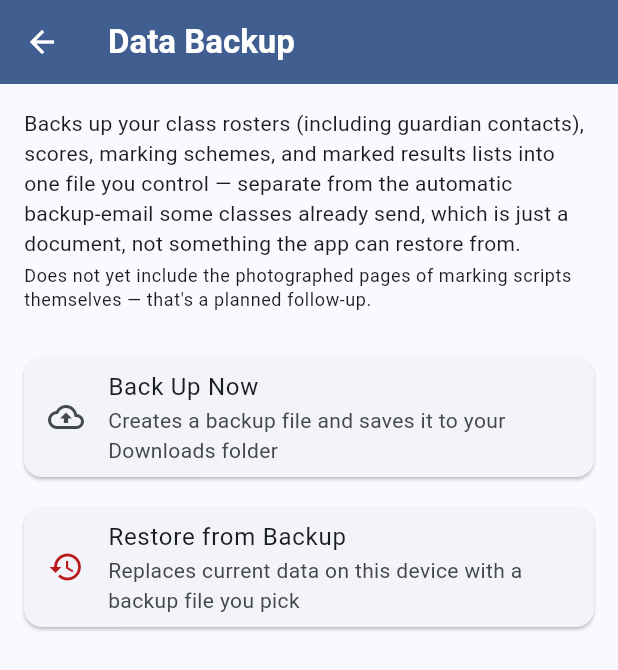
After one commit to kampmapa1-design/zambian-curriculum-app, a Flutter app: the DataBackupScreen screen opened directly, on a phone screen of 412 x 824 dp. The commit adds this screen. Shown: the top 670 px of the screen. Run offline on Flutter 3.47's test engine with Material 3 defaults, Android fonts, the phone set to English and light mode, and no system bars; our stand-ins replace cloud_firestore, cloud_functions, connectivity_plus, file_picker, firebase_auth, firebase_core and 4 more; missing offline and left inert: document_camera_frame, file_saver, pdf_manipulator, syncfusion_flutter_pdf; accounts and stored records are empty; project files that could hold a hidden picture were left out.

Commit message:
Add real Roster/Marking data backup and restore (Stage 1: metadata + scores, not photos yet)
New DataBackupService — the actual "Data Backup" the user asked for, distinct
from ReportClassBackupService's existing opportunistic backup-email (that
only sends a human-readable Broad Mark Sheet document, not restorable, and
never touches Chief Marker data at all). Bundles into one shareable .zip:

  - Report Form Pipeline SQLite rows: report_classes, report_learners
    (incl. guardian contacts), report_subjects, report_scores -- restored
    as exact rows, not a document, preserving every foreign-key
    relationship (including composite-subject self-references) via a
    verified PRAGMA foreign_keys OFF/ON around the restore transaction.
  - Every on-device JSON sidecar: marking scripts catalog, marking schemes
    catalog, marked results lists, roster-upload-session state,
    subject-teacher names, pending marking-key draft.

Deliberately NOT included yet (a real Stage 2, not forgotten): the actual
photographed pages of marking scripts -- those are separate image files
that can add up to a lot of data across many scripts; a first working
backup shouldn't wait on bundling them.

New DataBackupScreen, reachable from Settings -> "Data Backup": "Back Up
Now" saves a timestamped zip to Downloads (falling back to the share
sheet on older Android, same pattern as every other generated document in
this app); "Restore from Backup" reads a picked zip's manifest first,
shows exactly what it contains, and requires an explicit "Replace Current
Data" confirmation before doing anything -- restore is a full replace, not
a merge, by design.

Verified the SQL restore semantics for real (not just flutter analyze) via
a from-scratch SQLite replica, including the one genuinely risky case: an
adversarial row order where a composite subject's own row comes before
the two real subjects it references -- restores correctly regardless
because FKs are off for the duration of the restore transaction, are
correctly re-enabled immediately after (confirmed a bad insert fails
again), and a restored table's AUTOINCREMENT correctly continues past the
highest restored id with no collision risk for anything added afterward.

flutter analyze: clean (same 4 known pre-existing infos). flutter test:
77/77 passing.

```diff
--- /dev/null
+++ b/lib/screens/data_backup_screen.dart
@@ -0,0 +1,193 @@
+import 'dart:io';
+
+import 'package:file_picker/file_picker.dart';
+import 'package:flutter/material.dart';
+import 'package:share_plus/share_plus.dart';
+
+import '../services/data_backup_service.dart';
+import '../services/device_downloads_service.dart';
+
+/// "Data Backup" (2026-09-05, per explicit request) — a real, restorable
+/// backup of Roster and Marking data, distinct from
+/// [ReportClassBackupService]'s existing opportunistic backup-email (a
+/// human-readable document, not restorable, and Chief Marker data isn't in
+/// it at all). See [DataBackupService]'s own doc comment for exactly
+/// what's covered and what's deliberately left for a Stage 2 (script
+/// photos).
+class DataBackupScreen extends StatefulWidget {
+  const DataBackupScreen({super.key, this.backupService, this.downloadsService});
+
+  final DataBackupService? backupService;
+  final DeviceDownloadsService? downloadsService;
+
+  @override
+  State<DataBackupScreen> createState() => _DataBackupScreenState();
+}
+
+class _DataBackupScreenState extends State<DataBackupScreen> {
+  late final DataBackupService _backupService = widget.backupService ?? DataBackupService();
+  late final DeviceDownloadsService _downloadsService = widget.downloadsService ?? DeviceDownloadsService();
+
+  bool _busy = false;
+
+  Future<void> _backUpNow() async {
+    setState(() => _busy = true);
+    try {
+      final file = await _backupService.exportBackup();
+      final fileName = file.uri.pathSegments.last;
+      try {
+        await _downloadsService.saveToDownloads(file: file, fileName: fileName, mimeType: 'application/zip');
+        if (!mounted) return;
+        ScaffoldMessenger.of(context).showSnackBar(
+          const SnackBar(content: Text('Backup saved to your Downloads folder. Keep a copy somewhere off this '
+              'device too (Google Drive, email to yourself, etc.) — a backup that only lives on this phone '
+              'doesn\'t protect against losing this phone.')),
+        );
+      } on DeviceDownloadsUnsupported {
+        if (!mounted) return;
+        await SharePlus.instance.share(ShareParams(files: [XFile(file.path)], subject: 'Smart Teacher data backup'));
+      }
+    } catch (error) {
+      if (!mounted) return;
+      ScaffoldMessenger.of(context).showSnackBar(SnackBar(content: Text('Could not create backup: $error')));
+    } finally {
+      if (mounted) setState(() => _busy = false);
+    }
+  }
+
+  Future<void> _restoreFromBackup() async {
+    final result = await FilePicker.pickFiles(type: FileType.custom, allowedExtensions: ['zip']);
+    if (result.isEmpty || !mounted) return;
+    final picked = File(result.single.path!);
+
+    setState(() => _busy = true);
+    BackupManifest manifest;
+    try {
+      manifest = await _backupService.readManifest(picked);
+    } catch (error) {
+      if (mounted) {
+        setState(() => _busy = false);
+        ScaffoldMessenger.of(context).showSnackBar(SnackBar(content: Text('$error')));
+      }
+      return;
+    }
+    if (!mounted) return;
+    setState(() => _busy = false);
+
+    final confirmed = await showDialog<bool>(
+      context: context,
+      barrierDismissible: false,
+      builder: (dialogContext) => AlertDialog(
+        title: const Text('Restore this backup?'),
+        content: Column(
+          mainAxisSize: MainAxisSize.min,
+          crossAxisAlignment: CrossAxisAlignment.start,
+          children: [
+            Text('Made ${_formatDateTime(manifest.exportedAt)}'),
+            const SizedBox(height: 8),
+            Text('${manifest.reportClassCount} class(es), ${manifest.markingScriptCount} marked script(s).'),
+            if (!manifest.includesScriptPhotos) ...[
+              const SizedBox(height: 8),
+              const Text(
+                'This backup does not include script photos (not yet covered by backups) — only the marking '
+                'data itself.',
+                style: TextStyle(fontStyle: FontStyle.italic, fontSize: 12.5),
+              ),
+            ],
+            const SizedBox(height: 16),
+            const Text(
+              'This REPLACES every class, learner, score, marking scheme, and results list currently on this '
+              'device with what\'s in this backup. Anything added since this backup was made will be lost. '
+              'This cannot be undone.',
+              style: TextStyle(fontWeight: FontWeight.bold),
+            ),
+          ],
+        ),
+        actions: [
+          TextButton(onPressed: () => Navigator.of(dialogContext).pop(false), child: const Text('Cancel')),
+          FilledButton(
+            style: FilledButton.styleFrom(backgroundColor: Theme.of(dialogContext).colorScheme.error),
+            onPressed: () => Navigator.of(dialogContext).pop(true),
+            child: const Text('Replace Current Data'),
+          ),
+        ],
+      ),
+    );
+    if (confirmed != true || !mounted) return;
+
+    setState(() => _busy = true);
+    try {
+      await _backupService.importBackup(picked);
+      if (!mounted) return;
+      await showDialog<void>(
+        context: context,
+        builder: (dialogContext) => AlertDialog(
+          title: const Text('Restore complete'),
+          content: const Text('Close and reopen the app now so every screen picks up the restored data.'),
+          actions: [
+            FilledButton(onPressed: () => Navigator.of(dialogContext).pop(), child: const Text('OK')),
+          ],
+        ),
+      );
+    } catch (error) {
+      if (!mounted) return;
+      ScaffoldMessenger.of(context).showSnackBar(SnackBar(content: Text('Restore failed: $error')));
+    } finally {
+      if (mounted) setState(() => _busy = false);
+    }
+  }
+
+  String _formatDateTime(DateTime dt) {
+    final local = dt.toLocal();
+    String two(int n) => n.toString().padLeft(2, '0');
+    return '${local.year}-${two(local.month)}-${two(local.day)} ${two(local.hour)}:${two(local.minute)}';
+  }
+
+  @override
+  Widget build(BuildContext context) {
+    return Scaffold(
+      appBar: AppBar(title: const Text('Data Backup')),
+      body: AbsorbPointer(
+        absorbing: _busy,
+        child: Opacity(
+          opacity: _busy ? 0.6 : 1,
+          child: ListView(
+            padding: const EdgeInsets.all(16),
+            children: [
+              const Text(
+                'Backs up your class rosters (including guardian contacts), scores, marking schemes, and marked '
+                'results lists into one file you control — separate from the automatic backup-email some classes '
+                'already send, which is just a document, not something the app can restore from.',
+              ),
+              const SizedBox(height: 4),
+              Text(
+                'Does not yet include the photographed pages of marking scripts themselves — that\'s a planned '
+                'follow-up.',
+                style: Theme.of(context).textTheme.bodySmall,
+              ),
+              const SizedBox(height: 24),
+              Card(
+                child: ListTile(
+                  leading: const Icon(Icons.backup_outlined),
+                  title: const Text('Back Up Now'),
+                  subtitle: const Text('Creates a backup file and saves it to your Downloads folder'),
+                  trailing: _busy ? const SizedBox(width: 20, height: 20, child: CircularProgressIndicator(strokeWidth: 2)) : null,
+                  onTap: _busy ? null : _backUpNow,
+                ),
+              ),
+              const SizedBox(height: 8),
+              Card(
+                child: ListTile(
+                  leading: Icon(Icons.restore, color: Theme.of(context).colorScheme.error),
+                  title: const Text('Restore from Backup'),
+                  subtitle: const Text('Replaces current data on this device with a backup file you pick'),
+                  onTap: _busy ? null : _restoreFromBackup,
+                ),
+              ),
+            ],
+          ),
+        ),
+      ),
+    );
+  }
+}
--- a/lib/screens/settings_screen.dart
+++ b/lib/screens/settings_screen.dart
@@ -5,6 +5,7 @@ import '../models/lesson_plan.dart';
 import '../models/subject_content_item.dart';
 import '../services/custom_template_repository.dart';
 import '../services/subject_content_repository.dart';
+import 'data_backup_screen.dart';
 import 'template_upload_screen.dart';
 
 class SettingsScreen extends StatefulWidget {
@@ -150,6 +151,26 @@ class _SettingsScreenState extends State<SettingsScreen> {
           : ListView(
               padding: const EdgeInsets.all(16),
               children: [
+                Text('Data backup', style: Theme.of(context).textTheme.titleMedium),
+                const SizedBox(height: 4),
+                const Text(
+                  'Back up class rosters, scores, and marking data to a file you control, or restore from one.',
+                  style: TextStyle(fontSize: 13),
+                ),
+                const SizedBox(height: 12),
+                ListTile(
+                  leading: const Icon(Icons.backup_outlined),
+                  title: const Text('Data Backup'),
+                  subtitle: const Text('Back up or restore rosters, scores, and marking data'),
+                  onTap: () => Navigator.of(context).push(
+                    MaterialPageRoute(builder: (_) => const DataBackupScreen()),
+                  ),
+                  shape: RoundedRectangleBorder(
+                    borderRadius: BorderRadius.circular(8),
+                    side: BorderSide(color: Theme.of(context).colorScheme.outlineVariant),
+                  ),
+                ),
+                const SizedBox(height: 20),
                 Text('Lesson plan templates', style: Theme.of(context).textTheme.titleMedium),
                 const SizedBox(height: 4),
                 const Text(
--- /dev/null
+++ b/lib/services/data_backup_service.dart
@@ -0,0 +1,210 @@
+import 'dart:convert';
+import 'dart:io';
+
+import 'package:archive/archive.dart';
+import 'package:path/path.dart' as p;
+import 'package:path_provider/path_provider.dart';
+import 'package:sqflite/sqflite.dart';
+
+import 'database_helper.dart';
+
+/// Stage 1 of a real, restorable backup for the app's on-device Roster and
+/// Marking data (2026-09-05, per explicit request) — everything
+/// [ReportClassBackupService] does NOT cover: that service only emails a
+/// human-readable Broad Mark Sheet *document* to a class's backup address,
+/// which can't be fed back into the app to restore anything, and it never
+/// touches Chief Marker's data at all.
+///
+/// This bundles into one shareable `.zip`:
+///  - the Report Form Pipeline's real SQLite rows (classes, learners incl.
+///    guardian contacts, subjects, scores) — restorable as exact rows, not
+///    a document;
+///  - every on-device JSON sidecar: marking scripts catalog, marking
+///    schemes catalog, marked results lists, roster-upload-session state,
+///    subject-teacher names, and any in-progress marking-key draft.
+///
+/// **Deliberately NOT included yet** (Stage 2, a real follow-up, not
+/// forgotten): the actual photographed pages of every marking script.
+/// [MarkingScriptRepository]'s catalog JSON only records each script's
+/// PAGE FILE NAMES, not the image bytes — those live as separate files on
+/// disk and can add up to a genuinely large amount of data across many
+/// scripts. Bundling them is the natural next step, kept separate so a
+/// first working backup doesn't wait on it.
+///
+/// **Restore is destructive by design**: every table/file this covers is
+/// fully REPLACED, not merged, with the backup's content — matching what
+/// "restore my data" means in practice (a new/repaired device, or
+/// deliberately rolling back). The calling screen is responsible for a
+/// clear confirmation before calling [importBackup]; this service itself
+/// does not ask.
+class DataBackupService {
+  DataBackupService({DatabaseHelper? databaseHelper}) : _dbHelper = databaseHelper ?? DatabaseHelper.instance;
+
+  final DatabaseHelper _dbHelper;
+
+  /// Bump this if the bundled shape ever changes in a way an older
+  /// [importBackup] couldn't handle correctly — [importBackup] refuses any
+  /// backup whose version is newer than it understands, rather than
+  /// silently importing a shape it wasn't built for.
+  static const _formatVersion = 1;
+
+  /// Parent-to-child order — matters for [importBackup]'s insert order
+  /// (foreign keys are turned off for the restore transaction regardless,
+  /// see there, but keeping this order is still the honest, readable one).
+  static const _tableNames = ['report_classes', 'report_learners', 'report_subjects', 'report_scores'];
+
+  static const _sidecarFileNames = [
+    'marking_scripts_catalog.json',
+    'marking_schemes_catalog.json',
+    'marked_results_lists_catalog.json',
+    'roster_upload_sessions.json',
+    'subject_teachers.json',
+    'pending_marking_key_draft.json',
+  ];
+
+  /// Builds the backup zip and writes it into the app's own documents
+  /// directory (not a public folder — the caller decides whether/how to
+  /// hand it to the user, e.g. DeviceDownloadsService or the share sheet,
+  /// same pattern every other generated document in this app already
+  /// uses). Returns the written file.
+  Future<File> exportBackup() async {
+    final db = await _dbHelper.database;
+    final archive = Archive();
+
+    void addJson(String name, Object? value) {
+      final bytes = utf8.encode(jsonEncode(value));
+      archive.addFile(ArchiveFile(name, bytes.length, bytes));
+    }
+
+    var scriptCount = 0;
+    var classCount = 0;
+    for (final table in _tableNames) {
+      final rows = await db.query(table);
+      if (table == 'report_classes') classCount = rows.length;
+      addJson('tables/$table.json', rows);
+    }
+
+    final dir = await getApplicationDocumentsDirectory();
+    final includedSidecars = <String>[];
+    for (final fileName in _sidecarFileNames) {
+      final file = File(p.join(dir.path, fileName));
+      if (!await file.exists()) continue;
+      final bytes = await file.readAsBytes();
+      archive.addFile(ArchiveFile('sidecars/$fileName', bytes.length, bytes));
+      includedSidecars.add(fileName);
+      if (fileName == 'marking_scripts_catalog.json') {
+        try {
+          scriptCount = ((jsonDecode(utf8.decode(bytes)) as Map<String, dynamic>)['scripts'] as List?)?.length ?? 0;
+        } catch (_) {
+          // Manifest counts are informational only — a malformed catalog
+          // still gets backed up byte-for-byte above, just without a count.
+        }
+      }
+    }
+
+    addJson('manifest.json', {
+      'format_version': _formatVersion,
+      'exported_at': DateTime.now().toIso8601String(),
+      'includes_script_photos': false,
+      'report_class_count': classCount,
+      'marking_script_count': scriptCount,
+      'included_sidecar_files': includedSidecars,
+    });
+
+    final zipBytes = ZipEncoder().encode(archive);
+    final timestamp = DateTime.now().toIso8601String().replaceAll(RegExp(r'[:.]'), '-');
+    final outFile = File(p.join(dir.path, 'smart_teacher_backup_$timestamp.zip'));
+    await outFile.writeAsBytes(zipBytes, flush: true);
+    return outFile;
+  }
+
+  /// Reads back a zip made by [exportBackup] without touching anything —
+  /// for the confirmation screen to show what a backup file actually
+  /// contains before the teacher commits to overwriting current data.
+  Future<BackupManifest> readManifest(File zipFile) async {
+    final archive = ZipDecoder().decodeBytes(await zipFile.readAsBytes());
+    final manifestFile = archive.findFile('manifest.json');
+    if (manifestFile == null) {
+      throw const FormatException('This doesn\'t look like a Smart Teacher backup file.');
+    }
+    final manifest = jsonDecode(utf8.decode(manifestFile.content as List<int>)) as Map<String, dynamic>;
+    final formatVersion = manifest['format_version'] as int? ?? 0;
+    if (formatVersion > _formatVersion) {
+      throw FormatException(
+        'This backup was made by a newer version of the app (format $formatVersion) than this one understands '
+        '(format $_formatVersion). Update the app before restoring it.',
+      );
+    }
+    return BackupManifest(
+      exportedAt: DateTime.parse(manifest['exported_at'] as String),
+      reportClassCount: manifest['report_class_count'] as int? ?? 0,
+      markingScriptCount: manifest['marking_script_count'] as int? ?? 0,
+      includesScriptPhotos: manifest['includes_script_photos'] as bool? ?? false,
+    );
+  }
+
+  /// Replaces every table/file this backup covers with the zip's content.
+  /// See this class's own doc comment — deliberately destructive, and
+  /// deliberately not asking for confirmation itself; the caller already
+  /// did that via [readManifest] before calling this.
+  Future<void> importBackup(File zipFile) async {
+    final archive = ZipDecoder().decodeBytes(await zipFile.readAsBytes());
+    final manifestFile = archive.findFile('manifest.json');
+    if (manifestFile == null) {
+      throw const FormatException('This doesn\'t look like a Smart Teacher backup file.');
+    }
+    final manifest = jsonDecode(utf8.decode(manifestFile.content as List<int>)) as Map<String, dynamic>;
+    final formatVersion = manifest['format_version'] as int? ?? 0;
+    if (formatVersion > _formatVersion) {
+      throw FormatException('This backup (format $formatVersion) is newer than this app version supports.');
+    }
+
+    final db = await _dbHelper.database;
+    // Foreign keys are turned off for the restore only — report_subjects
+    // has self-referencing composite-subject columns, and restoring rows
+    // in whatever order the backup stored them shouldn't have to depend on
+    // parts always sorting before the composites that reference them.
+    // Restored to ON immediately after, matching DatabaseHelper's own
+    // onConfigure setting for every other moment in the app's life.
+    await db.execute('PRAGMA foreign_keys = OFF');
+    try {
+      await db.transaction((txn) async {
+        for (final table in _tableNames.reversed) {
+          await txn.delete(table);
+        }
+        for (final table in _tableNames) {
+          final tableFile = archive.findFile('tables/$table.json');
+          if (tableFile == null) continue;
+          final rows = (jsonDecode(utf8.decode(tableFile.content as List<int>)) as List).cast<Map<String, dynamic>>();
+          for (final row in rows) {
+            await txn.insert(table, row, conflictAlgorithm: ConflictAlgorithm.replace);
+          }
+        }
+      });
+    } finally {
+      await db.execute('PRAGMA foreign_keys = ON');
+    }
+
+    final dir = await getApplicationDocumentsDirectory();
+    for (final fileName in _sidecarFileNames) {
+      final entry = archive.findFile('sidecars/$fileName');
+      if (entry == null) continue;
+      final file = File(p.join(dir.path, fileName));
+      await file.writeAsBytes(entry.content as List<int>, flush: true);
+    }
+  }
+}
+
+class BackupManifest {
+  final DateTime exportedAt;
+  final int reportClassCount;
+  final int markingScriptCount;
+  final bool includesScriptPhotos;
+
+  const BackupManifest({
+    required this.exportedAt,
+    required this.reportClassCount,
+    required this.markingScriptCount,
+    required this.includesScriptPhotos,
+  });
+}
```
